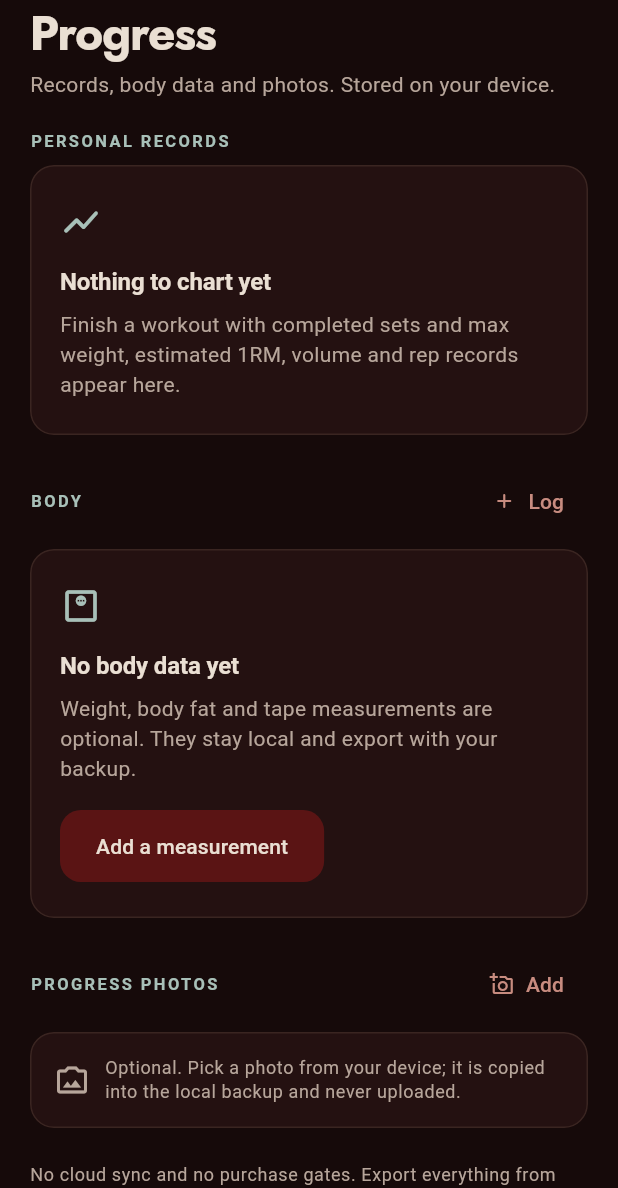
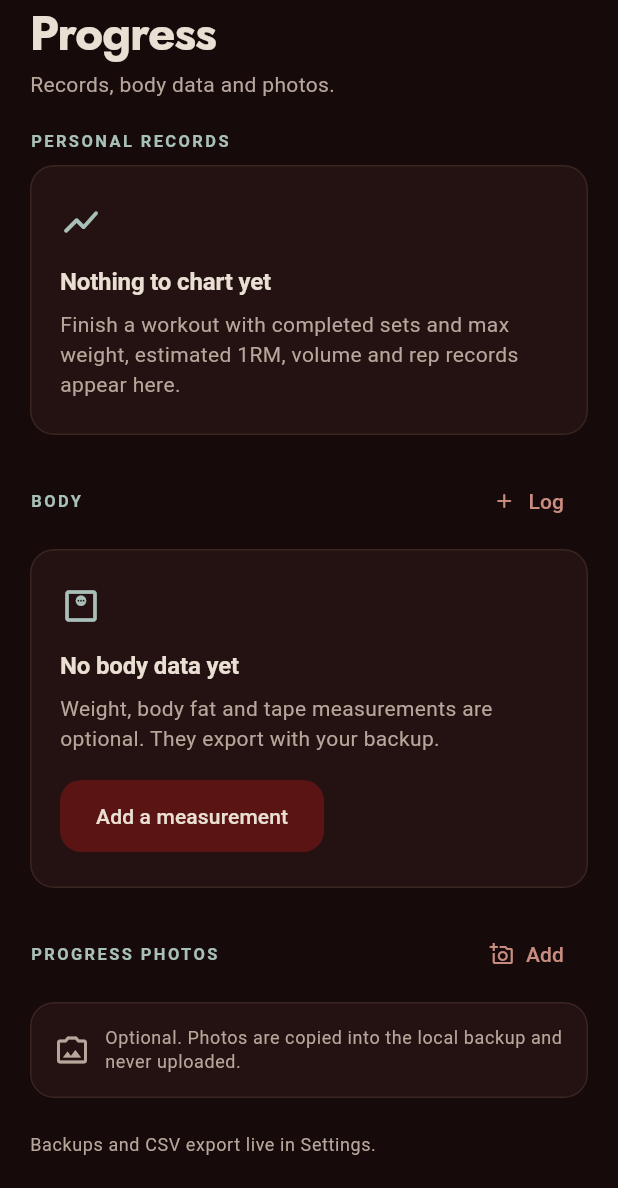
Before and after one commit to KlugesBuch1/altaria, a Flutter app: the ProgressScreen widget shown alone on an empty page, opened directly, on a phone screen of 412 x 824 dp, the part 48-1236 px from its top. Run offline on Flutter 3.47's test engine with Material 3 defaults, Android fonts, the phone set to English and light mode, and no system bars; our stand-ins replace audio_service, file_picker, flutter_local_notifications, just_audio, material_ui, share_plus and 3 more; accounts and stored records are empty; network calls fail.

Commit message:
remove the marketing copy from the train tabs

```diff
--- a/lib/training/ui/exercise_editor.dart
+++ b/lib/training/ui/exercise_editor.dart
@@ -169,7 +169,7 @@ class _ExerciseEditorScreenState extends State<ExerciseEditorScreen> {
             ),
             const SizedBox(height: 10),
             Text(
-              'Custom movements stay on this device and work offline.',
+              'Custom movements stay on this device.',
               style: Theme.of(context).textTheme.bodySmall
                   ?.copyWith(color: muted),
             ),
--- a/lib/training/ui/history_screen.dart
+++ b/lib/training/ui/history_screen.dart
@@ -74,8 +74,8 @@ class _HistoryScreenState extends State<HistoryScreen> {
           eyebrow: 'Train',
           title: 'History',
           subtitle: history.isEmpty
-              ? 'Every session lives only on this device.'
-              : '${history.length} ${history.length == 1 ? 'session' : 'sessions'} logged. All local.',
+              ? 'Finished sessions appear here.'
+              : '${history.length} ${history.length == 1 ? 'session' : 'sessions'} logged.',
           trailing: _ViewToggle(
             calendar: _calendar,
             onList: () => setState(() => _calendar = false),
--- a/lib/training/ui/progress_screen.dart
+++ b/lib/training/ui/progress_screen.dart
@@ -163,7 +163,7 @@ class _ProgressScreenState extends State<ProgressScreen> {
         const TrainingHeader(
           eyebrow: 'Train',
           title: 'Progress',
-          subtitle: 'Records, body data and photos. Stored on your device.',
+          subtitle: 'Records, body data and photos.',
         ),
         if (store.history.isNotEmpty) ...[
           const SizedBox(height: 18),
@@ -246,7 +246,7 @@ class _ProgressScreenState extends State<ProgressScreen> {
             title: 'No body data yet',
             message:
                 'Weight, body fat and tape measurements are optional. '
-                'They stay local and export with your backup.',
+                'They export with your backup.',
             action: FilledButton.tonal(
               onPressed: _addMeasurement,
               child: const Text('Add a measurement'),
@@ -341,8 +341,8 @@ class _ProgressScreenState extends State<ProgressScreen> {
                 const SizedBox(width: 10),
                 Expanded(
                   child: Text(
-                    'Optional. Pick a photo from your device; it is copied into '
-                    'the local backup and never uploaded.',
+                    'Optional. Photos are copied into the local backup and '
+                    'never uploaded.',
                     style: Theme.of(context).textTheme.bodySmall
                         ?.copyWith(color: muted, height: 1.35),
                   ),
@@ -405,7 +405,7 @@ class _ProgressScreenState extends State<ProgressScreen> {
           ),
         const SizedBox(height: 22),
         Text(
-          'No cloud sync and no purchase gates. Export everything from Settings.',
+          'Backups and CSV export live in Settings.',
           style: Theme.of(context).textTheme.bodySmall
               ?.copyWith(color: muted, height: 1.4),
         ),
--- a/lib/training/ui/routines_screen.dart
+++ b/lib/training/ui/routines_screen.dart
@@ -119,7 +119,7 @@ class _RoutinesScreenState extends State<RoutinesScreen> {
         TrainingHeader(
           eyebrow: 'Train',
           title: 'Routines',
-          subtitle: 'Unlimited, local, and yours. No account in the way.',
+          subtitle: 'Saved order, targets, rest and supersets.',
           trailing: IconButton.filledTonal(
             key: const Key('create-routine'),
             tooltip: 'New routine',
@@ -199,11 +199,6 @@ class _RoutinesScreenState extends State<RoutinesScreen> {
             label: const Text('New routine'),
           ),
         ],
-        const SizedBox(height: 20),
-        Text(
-          'Routines can be edited, duplicated and deleted without a limit.',
-          style: Theme.of(context).textTheme.bodySmall?.copyWith(color: muted),
-        ),
       ],
     );
   }
--- a/lib/training/ui/settings_screen.dart
+++ b/lib/training/ui/settings_screen.dart
@@ -493,8 +493,8 @@ class _SettingsScreenState extends State<SettingsScreen> {
               crossAxisAlignment: CrossAxisAlignment.start,
               children: [
                 Text(
-                  'Everything is local. Export a full JSON backup or a CSV of '
-                  'finished workouts through the share sheet.',
+                  'Export a full JSON backup or a CSV of finished workouts '
+                  'through the share sheet.',
                   style: Theme.of(context).textTheme.bodySmall
                       ?.copyWith(color: muted, height: 1.4),
                 ),
@@ -555,12 +555,6 @@ class _SettingsScreenState extends State<SettingsScreen> {
               ],
             ),
           ),
-          const SizedBox(height: 24),
-          Text(
-            'No account. No cloud sync. No feature behind a purchase.',
-            style: Theme.of(context).textTheme.bodySmall
-                ?.copyWith(color: muted),
-          ),
         ],
       ),
     );
--- a/lib/training/ui/workout_screen.dart
+++ b/lib/training/ui/workout_screen.dart
@@ -142,7 +142,7 @@ class _WorkoutScreenState extends State<WorkoutScreen> {
         TrainingHeader(
           eyebrow: 'Train',
           title: 'Workout',
-          subtitle: 'Log on your phone, offline, with or without music.',
+          subtitle: 'Start a session and log each set.',
           trailing: IconButton.filledTonal(
             tooltip: 'Settings',
             onPressed: () => _push(const SettingsScreen()),
@@ -342,12 +342,6 @@ class _WorkoutScreenState extends State<WorkoutScreen> {
             ),
           ),
         ],
-        const SizedBox(height: 22),
-        Text(
-          'Training is free and fully offline. Music is optional and always keeps playing.',
-          style: Theme.of(context).textTheme.bodySmall
-              ?.copyWith(color: muted, height: 1.4),
-        ),
       ],
     );
   }
```
Also changed, not shown: lib/training/ui/tools_screen.dart (+1 -7 lines).
